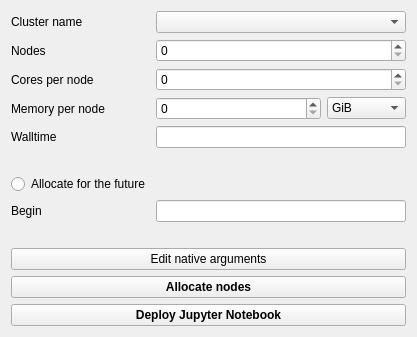
Above: gui/widgets_templates/deploy-notebook.ui from intdata-bsc/idact-gui before the change. Below: the same form after it.
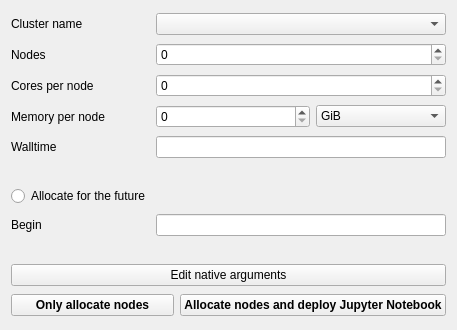
That is the form after the change.

Commit message: Change deploy notebook in manage jobs, wait on nodes and notebook

What changed in the file:
```diff
--- a/gui/widgets_templates/deploy-notebook.ui
+++ b/gui/widgets_templates/deploy-notebook.ui
@@ -6,7 +6,7 @@
    <rect>
     <x>0</x>
     <y>0</y>
-    <width>417</width>
+    <width>450</width>
     <height>330</height>
    </rect>
   </property>
@@ -14,19 +14,6 @@
    <string>Form</string>
   </property>
   <layout class="QGridLayout" name="gridLayout">
-   <item row="11" column="0" colspan="4">
-    <widget class="QPushButton" name="allocate_nodes_button">
-     <property name="font">
-      <font>
-       <weight>75</weight>
-       <bold>true</bold>
-      </font>
-     </property>
-     <property name="text">
-      <string>Allocate nodes</string>
-     </property>
-    </widget>
-   </item>
    <item row="6" column="0">
     <widget class="QRadioButton" name="future_allocation">
      <property name="text">
@@ -121,19 +108,6 @@
    <item row="4" column="1" colspan="3">
     <widget class="QLineEdit" name="walltime_edit"/>
    </item>
-   <item row="13" column="0" colspan="4">
-    <widget class="QPushButton" name="deploy_button">
-     <property name="font">
-      <font>
-       <weight>75</weight>
-       <bold>true</bold>
-      </font>
-     </property>
-     <property name="text">
-      <string>Deploy Jupyter Notebook</string>
-     </property>
-    </widget>
-   </item>
    <item row="0" column="0">
     <widget class="QLabel" name="cluster_name_deployn_label">
      <property name="text">
@@ -183,6 +157,32 @@
      </property>
     </spacer>
    </item>
+   <item row="11" column="0" colspan="2">
+    <widget class="QPushButton" name="allocate_nodes_button">
+     <property name="font">
+      <font>
+       <weight>75</weight>
+       <bold>true</bold>
+      </font>
+     </property>
+     <property name="text">
+      <string>Only allocate nodes</string>
+     </property>
+    </widget>
+   </item>
+   <item row="11" column="2" colspan="2">
+    <widget class="QPushButton" name="deploy_button">
+     <property name="font">
+      <font>
+       <weight>75</weight>
+       <bold>true</bold>
+      </font>
+     </property>
+     <property name="text">
+      <string>Allocate nodes and deploy Jupyter Notebook</string>
+     </property>
+    </widget>
+   </item>
   </layout>
  </widget>
  <tabstops>
```
Left out of the diff: 1 changed line with no effect on the pictures. The commit also changes 2 other files.
